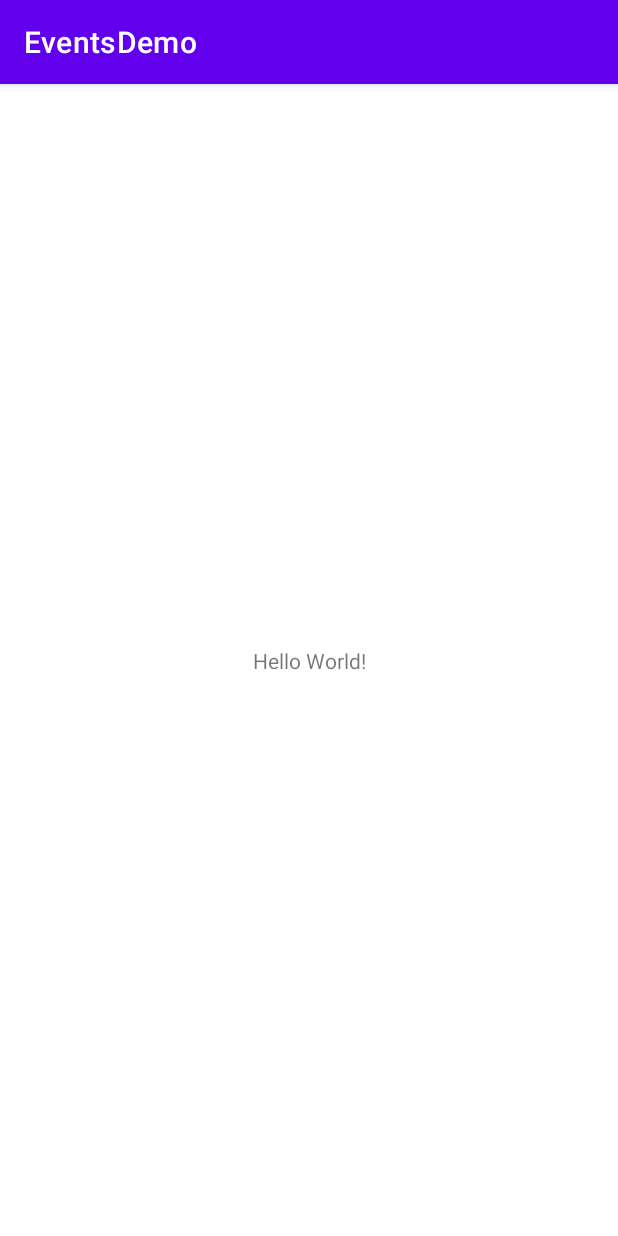
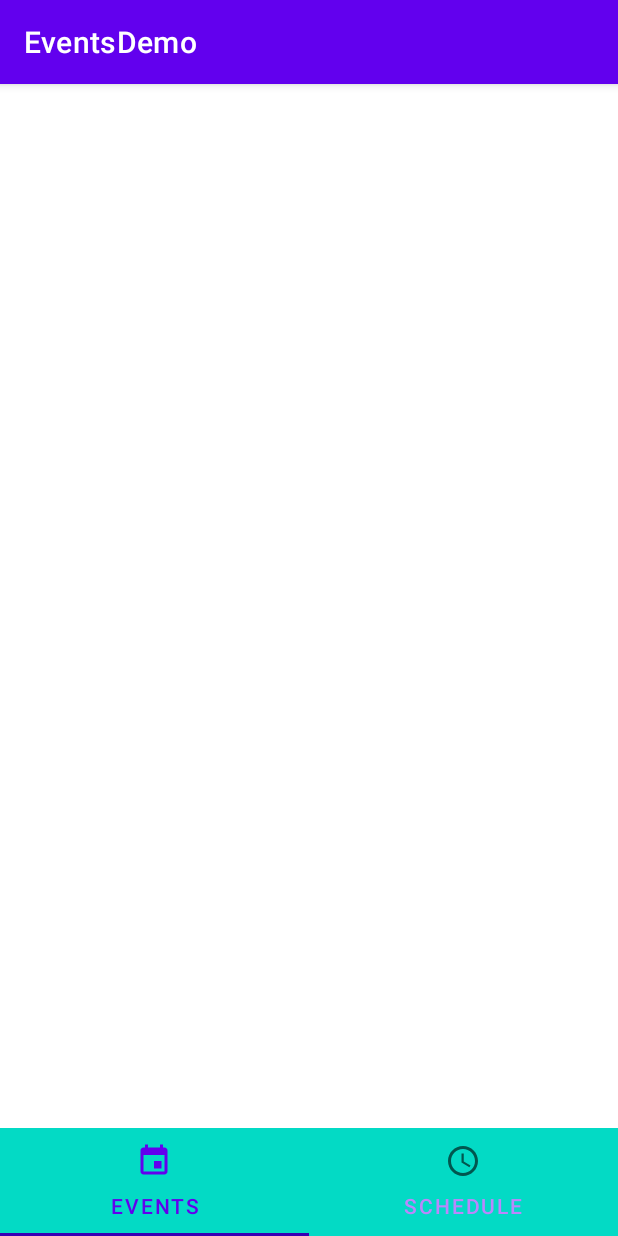
Before and after one commit to galshimron/EventsDemo, an Android app: the screen it shows after launch (MainActivity), on a phone screen of 412 x 824 dp. Run offline under Robolectric (Android 15) with nearby library versions, the phone set to English and light mode, and no system bars; our stand-ins replace data binding.

Commit message:
Build App frame - main screen with 2 tabs

```diff
--- a/app/build.gradle
+++ b/app/build.gradle
@@ -22,6 +22,10 @@ android {
             proguardFiles getDefaultProguardFile('proguard-android-optimize.txt'), 'proguard-rules.pro'
         }
     }
+    buildFeatures{
+        dataBinding true
+    }
+
     compileOptions {
         sourceCompatibility JavaVersion.VERSION_1_8
         targetCompatibility JavaVersion.VERSION_1_8
@@ -40,4 +44,15 @@ dependencies {
     testImplementation 'junit:junit:4.13.2'
     androidTestImplementation 'androidx.test.ext:junit:1.1.3'
     androidTestImplementation 'androidx.test.espresso:espresso-core:3.4.0'
+
+    implementation "androidx.activity:activity-ktx:1.4.0"
+    implementation "androidx.fragment:fragment-ktx:1.4.0"
+
+    implementation 'androidx.lifecycle:lifecycle-livedata-ktx:2.4.1'
+    implementation 'androidx.lifecycle:lifecycle-viewmodel-ktx:2.4.1'
+
+    //retrofit
+    implementation 'com.squareup.retrofit2:retrofit:2.9.0'
+    implementation 'com.squareup.retrofit2:converter-gson:2.8.2'
+    implementation "com.jakewharton.retrofit:retrofit2-kotlin-coroutines-adapter:0.9.2"
 }
--- a/app/src/main/AndroidManifest.xml
+++ b/app/src/main/AndroidManifest.xml
@@ -2,7 +2,10 @@
 <manifest xmlns:android="http://schemas.android.com/apk/res/android"
     package="com.gs.eventsdemo">
 
+
+    <uses-permission android:name="android.permission.INTERNET"></uses-permission>
     <application
+        android:name=".EventDemoApp"
         android:allowBackup="true"
         android:icon="@mipmap/ic_launcher"
         android:label="@string/app_name"
@@ -10,7 +13,7 @@
         android:supportsRtl="true"
         android:theme="@style/Theme.EventsDemo">
         <activity
-            android:name=".MainActivity"
+            android:name=".ui.main.MainActivity"
             android:exported="true">
             <intent-filter>
                 <action android:name="android.intent.action.MAIN" />
--- /dev/null
+++ b/app/src/main/java/com/gs/eventsdemo/EventDemoApp.kt
@@ -0,0 +1,6 @@
+package com.gs.eventsdemo
+
+import android.app.Application
+
+class EventDemoApp: Application() {
+}
--- a/app/src/main/java/com/gs/eventsdemo/MainActivity.kt
+++ /dev/null
@@ -1,11 +0,0 @@
-package com.gs.eventsdemo
-
-import androidx.appcompat.app.AppCompatActivity
-import android.os.Bundle
-
-class MainActivity : AppCompatActivity() {
-    override fun onCreate(savedInstanceState: Bundle?) {
-        super.onCreate(savedInstanceState)
-        setContentView(R.layout.activity_main)
-    }
-}
--- /dev/null
+++ b/app/src/main/java/com/gs/eventsdemo/ui/eventlist/EventsListFragment.kt
@@ -0,0 +1,6 @@
+package com.gs.eventsdemo.ui.eventlist
+
+import androidx.fragment.app.Fragment
+
+class EventsListFragment:Fragment() {
+}
--- /dev/null
+++ b/app/src/main/java/com/gs/eventsdemo/ui/main/MainActivity.kt
@@ -0,0 +1,27 @@
+package com.gs.eventsdemo.ui.main
+
+import androidx.appcompat.app.AppCompatActivity
+import android.os.Bundle
+import com.gs.eventsdemo.R
+import com.gs.eventsdemo.databinding.ActivityMainBinding
+
+class MainActivity : AppCompatActivity() {
+    override fun onCreate(savedInstanceState: Bundle?) {
+        super.onCreate(savedInstanceState)
+        val activityMainBinding = ActivityMainBinding.inflate(layoutInflater)
+        setContentView(activityMainBinding.root)
+
+        val mainScreenViewPagerAdapter =
+            MainScreenViewPagerAdapter(this@MainActivity, supportFragmentManager)
+
+        val viewPager = activityMainBinding.viewPager
+        viewPager.adapter =mainScreenViewPagerAdapter
+        val tabLayout = activityMainBinding.tabLayout
+        tabLayout.apply {
+            setupWithViewPager(viewPager)
+            getTabAt(0)?.setIcon(R.drawable.ic_event_24)
+            getTabAt(1)?.setIcon(R.drawable.ic_schedule_24)
+        }
+
+    }
+}
--- /dev/null
+++ b/app/src/main/java/com/gs/eventsdemo/ui/main/MainScreenViewPagerAdapter.kt
@@ -0,0 +1,34 @@
+package com.gs.eventsdemo.ui.main
+
+import android.content.Context
+import androidx.fragment.app.Fragment
+import androidx.fragment.app.FragmentManager
+import androidx.fragment.app.FragmentPagerAdapter
+import com.gs.eventsdemo.R
+import com.gs.eventsdemo.ui.eventlist.EventsListFragment
+import com.gs.eventsdemo.ui.schedule.ScheduleFragment
+import java.lang.IllegalArgumentException
+
+class MainScreenViewPagerAdapter(val context: Context, supportFragmentManager: FragmentManager): FragmentPagerAdapter(supportFragmentManager , BEHAVIOR_RESUME_ONLY_CURRENT_FRAGMENT) {
+    override fun getCount(): Int {
+        return 2
+    }
+
+    override fun getItem(position: Int): Fragment {
+        return when(position){
+            0 -> EventsListFragment()
+            1 -> ScheduleFragment()
+            else -> throw IllegalArgumentException("Invalid Item MainScreenViewPagerAdapter getItem")
+        }
+    }
+
+    override fun getPageTitle(position: Int): CharSequence? {
+        return when(position){
+            0 -> context.getString(R.string.events)
+            1 -> context.getString(R.string.schedule)
+            else -> throw IllegalArgumentException("Invalid position MainScreenViewPagerAdapter getPageTitle")
+
+        }
+    }
+
+}
--- /dev/null
+++ b/app/src/main/java/com/gs/eventsdemo/ui/schedule/ScheduleFragment.kt
@@ -0,0 +1,8 @@
+package com.gs.eventsdemo.ui.schedule
+
+import androidx.fragment.app.Fragment
+
+class ScheduleFragment : Fragment() {
+
+
+}
--- /dev/null
+++ b/app/src/main/res/drawable/ic_event_24.xml
@@ -0,0 +1,10 @@
+<vector xmlns:android="http://schemas.android.com/apk/res/android"
+    android:width="24dp"
+    android:height="24dp"
+    android:viewportWidth="24"
+    android:viewportHeight="24"
+    android:tint="?attr/colorControlNormal">
+  <path
+      android:fillColor="@android:color/white"
+      android:pathData="M17,12h-5v5h5v-5zM16,1v2L8,3L8,1L6,1v2L5,3c-1.11,0 -1.99,0.9 -1.99,2L3,19c0,1.1 0.89,2 2,2h14c1.1,0 2,-0.9 2,-2L21,5c0,-1.1 -0.9,-2 -2,-2h-1L18,1h-2zM19,19L5,19L5,8h14v11z"/>
+</vector>
--- /dev/null
+++ b/app/src/main/res/drawable/ic_schedule_24.xml
@@ -0,0 +1,13 @@
+<vector xmlns:android="http://schemas.android.com/apk/res/android"
+    android:width="24dp"
+    android:height="24dp"
+    android:viewportWidth="24"
+    android:viewportHeight="24"
+    android:tint="?attr/colorControlNormal">
+  <path
+      android:fillColor="@android:color/white"
+      android:pathData="M11.99,2C6.47,2 2,6.48 2,12s4.47,10 9.99,10C17.52,22 22,17.52 22,12S17.52,2 11.99,2zM12,20c-4.42,0 -8,-3.58 -8,-8s3.58,-8 8,-8 8,3.58 8,8 -3.58,8 -8,8z"/>
+  <path
+      android:fillColor="@android:color/white"
+      android:pathData="M12.5,7H11v6l5.25,3.15 0.75,-1.23 -4.5,-2.67z"/>
+</vector>
--- a/app/src/main/res/layout/activity_main.xml
+++ b/app/src/main/res/layout/activity_main.xml
@@ -1,18 +1,31 @@
 <?xml version="1.0" encoding="utf-8"?>
+<layout>
+
     <androidx.constraintlayout.widget.ConstraintLayout xmlns:android="http://schemas.android.com/apk/res/android"
         xmlns:app="http://schemas.android.com/apk/res-auto"
         xmlns:tools="http://schemas.android.com/tools"
         android:layout_width="match_parent"
         android:layout_height="match_parent"
-    tools:context=".MainActivity">
+        tools:context=".ui.main.MainActivity">
 
-    <TextView
-        android:layout_width="wrap_content"
+
+        <androidx.viewpager.widget.ViewPager
+            android:id="@+id/viewPager"
+            android:layout_width="match_parent"
+            android:layout_height="0dp"
+            app:layout_behavior="@string/appbar_scrolling_view_behavior"
+            app:layout_constraintTop_toTopOf="parent"
+            app:layout_constraintBottom_toTopOf="@id/tabLayout"></androidx.viewpager.widget.ViewPager>
+
+        <com.google.android.material.tabs.TabLayout
+            android:id="@+id/tabLayout"
+            android:layout_width="match_parent"
             android:layout_height="wrap_content"
-        android:text="Hello World!"
-        app:layout_constraintBottom_toBottomOf="parent"
-        app:layout_constraintLeft_toLeftOf="parent"
-        app:layout_constraintRight_toRightOf="parent"
-        app:layout_constraintTop_toTopOf="parent" />
+            android:background="@color/teal_200"
+            app:tabTextColor="@color/purple_200"
+            app:tabSelectedTextColor="@color/purple_500"
+            app:tabIndicatorColor="@color/purple_700"
+            app:layout_constraintBottom_toBottomOf="parent"></com.google.android.material.tabs.TabLayout>
 
     </androidx.constraintlayout.widget.ConstraintLayout>
+</layout>
--- a/app/src/main/res/values/strings.xml
+++ b/app/src/main/res/values/strings.xml
@@ -1,3 +1,5 @@
 <resources>
     <string name="app_name">EventsDemo</string>
+    <string name="events">Events</string>
+    <string name="schedule">Schedule</string>
 </resources>
```
Lines whose indentation alone changed are shown as unchanged.
